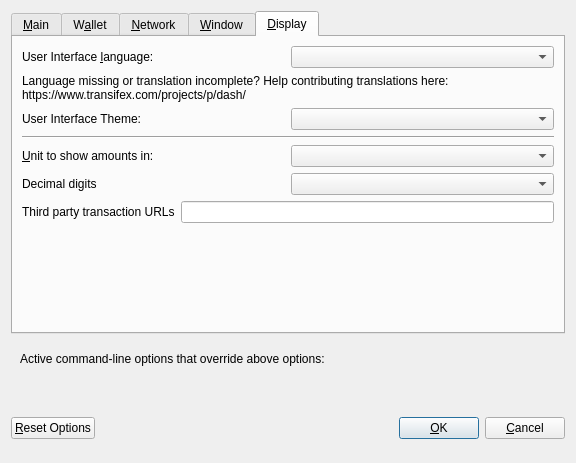
First picture: the form in src/qt/forms/optionsdialog.ui, repository robcrypto2/PACGlobalCopy2, before the edit.
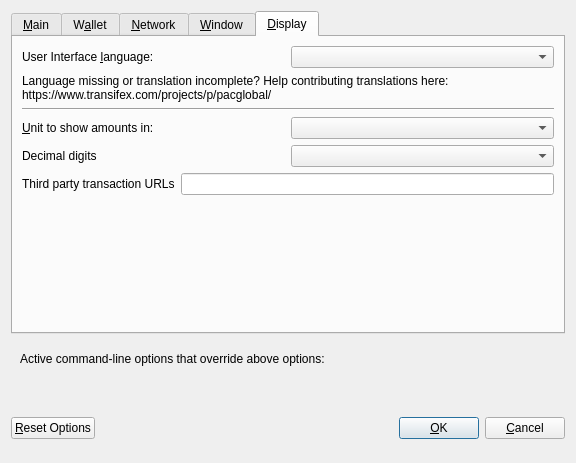
Second picture: the form after the edit. The open tabs and pages were chosen to show the change. Custom widgets are drawn as their Qt base class.

```diff
--- a/src/qt/forms/optionsdialog.ui
+++ b/src/qt/forms/optionsdialog.ui
@@ -713,7 +713,7 @@
          </property>
          <property name="text">
           <string>Language missing or translation incomplete? Help contributing translations here:
-https://www.transifex.com/projects/p/dash/</string>
+https://www.transifex.com/projects/p/pacglobal/</string>
          </property>
          <property name="wordWrap">
           <bool>true</bool>
@@ -726,20 +726,6 @@
          </property>
         </widget>
        </item>
-       <item>
-        <layout class="QHBoxLayout" name="horizontalLayout_4_Display" stretch="0,0">
-         <item>
-          <widget class="QLabel" name="themeLabel">
-           <property name="text">
-            <string>User Interface Theme:</string>
-           </property>
-          </widget>
-         </item>
-         <item>
-          <widget class="QValueComboBox" name="theme"/>
-         </item>
-        </layout>
-       </item>
        <item>
         <widget class="Line" name="line">
          <property name="orientation">
```
